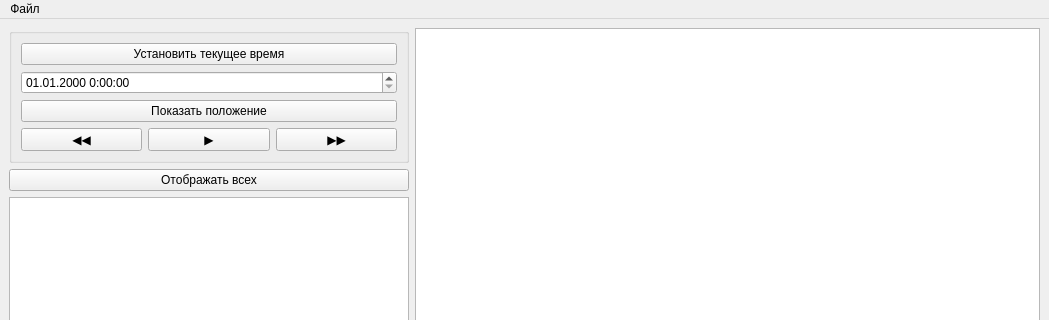
The window that mainwindow.ui (Egor-Pavlov/diplom) describes before a commit, drawn with Qt 5; both pictures show x 0 to 1049 and y 0 to 320 of the 1049 by 720 pixel window.
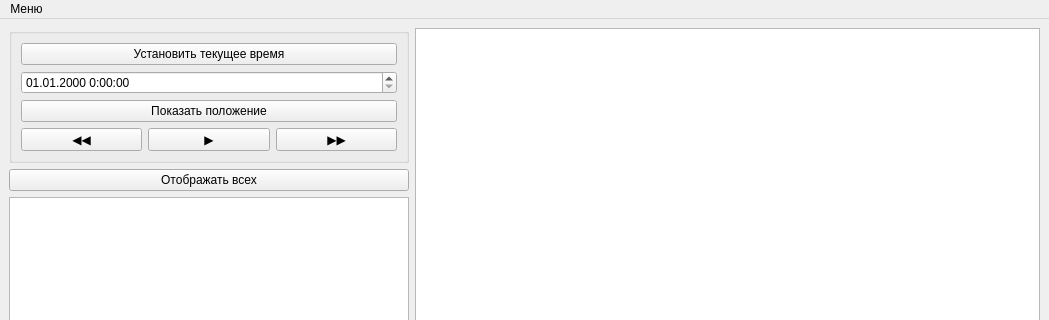
The same window after the commit.

Patch:
```diff
--- a/mainwindow.ui
+++ b/mainwindow.ui
@@ -190,7 +190,7 @@
    </property>
    <widget class="QMenu" name="FileMenu">
     <property name="title">
-     <string>Файл</string>
+     <string>Меню</string>
     </property>
     <addaction name="FileOpen"/>
    </widget>
```
Left out of the diff: 14 changed lines with no effect on the pictures.
